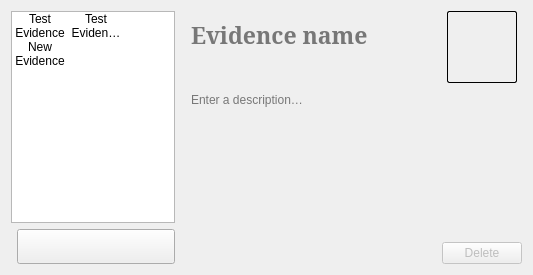
Before: the Qt Designer form resource/ui/evidence.ui in AttorneyOnline/AO2-Client, drawn with Qt 5.
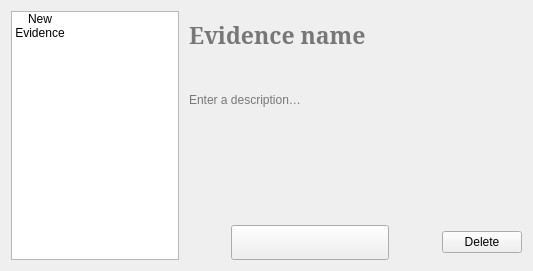
After: the same form once the commit is applied. The open tabs and pages were chosen to show the change. Icons and pictures are not drawn.

Commit message:
Fully working evidence pane
It works now. It works legit now.

Patch:
```diff
--- a/resource/ui/evidence.ui
+++ b/resource/ui/evidence.ui
@@ -14,37 +14,6 @@
    <string>Form</string>
   </property>
   <layout class="QGridLayout" name="gridLayout_2">
-   <item row="2" column="0" colspan="2" alignment="Qt::AlignHCenter">
-    <widget class="QPushButton" name="present_button">
-     <property name="sizePolicy">
-      <sizepolicy hsizetype="Fixed" vsizetype="Fixed">
-       <horstretch>0</horstretch>
-       <verstretch>0</verstretch>
-      </sizepolicy>
-     </property>
-     <property name="minimumSize">
-      <size>
-       <width>158</width>
-       <height>35</height>
-      </size>
-     </property>
-     <property name="styleSheet">
-      <string notr="true">QPushButton {
-  border-image: url(:/base/themes/default/present.png);
-}
-
-QPushButton:checked {
-  border-image: url(:/base/themes/default/present_disabled.png);
-}</string>
-     </property>
-     <property name="text">
-      <string/>
-     </property>
-     <property name="checkable">
-      <bool>true</bool>
-     </property>
-    </widget>
-   </item>
    <item row="0" column="2" rowspan="3">
     <widget class="QStackedWidget" name="pages">
      <property name="sizePolicy">
@@ -57,18 +26,6 @@
       <number>1</number>
      </property>
      <widget class="QWidget" name="evidence_info_page">
-      <property name="sizePolicy">
-       <sizepolicy hsizetype="MinimumExpanding" vsizetype="MinimumExpanding">
-        <horstretch>0</horstretch>
-        <verstretch>0</verstretch>
-       </sizepolicy>
-      </property>
-      <property name="maximumSize">
-       <size>
-        <width>335</width>
-        <height>253</height>
-       </size>
-      </property>
       <layout class="QHBoxLayout" name="horizontalLayout">
        <property name="leftMargin">
         <number>0</number>
@@ -143,48 +100,13 @@
            </property>
           </widget>
          </item>
-         <item row="3" column="1">
+         <item row="5" column="1">
           <widget class="QPushButton" name="delete_button">
-           <property name="enabled">
-            <bool>false</bool>
-           </property>
            <property name="text">
             <string>Delete</string>
            </property>
           </widget>
          </item>
-         <item row="0" column="1" alignment="Qt::AlignHCenter|Qt::AlignVCenter">
-          <widget class="QLabel" name="image">
-           <property name="sizePolicy">
-            <sizepolicy hsizetype="Fixed" vsizetype="Fixed">
-             <horstretch>0</horstretch>
-             <verstretch>0</verstretch>
-            </sizepolicy>
-           </property>
-           <property name="minimumSize">
-            <size>
-             <width>70</width>
-             <height>72</height>
-            </size>
-           </property>
-           <property name="cursor">
-            <cursorShape>PointingHandCursor</cursorShape>
-           </property>
-           <property name="styleSheet">
-            <string notr="true">border: 1px solid black;
-border-radius: 2px;</string>
-           </property>
-           <property name="frameShape">
-            <enum>QFrame::Box</enum>
-           </property>
-           <property name="text">
-            <string/>
-           </property>
-           <property name="scaledContents">
-            <bool>true</bool>
-           </property>
-          </widget>
-         </item>
          <item row="1" column="0" rowspan="2" colspan="2">
           <widget class="QPlainTextEdit" name="description">
            <property name="sizePolicy">
@@ -212,6 +134,67 @@
            </property>
           </widget>
          </item>
+         <item row="5" column="0">
+          <layout class="QHBoxLayout" name="horizontalLayout_3">
+           <item>
+            <widget class="QPushButton" name="present_button">
+             <property name="sizePolicy">
+              <sizepolicy hsizetype="Fixed" vsizetype="Fixed">
+               <horstretch>0</horstretch>
+               <verstretch>0</verstretch>
+              </sizepolicy>
+             </property>
+             <property name="minimumSize">
+              <size>
+               <width>158</width>
+               <height>35</height>
+              </size>
+             </property>
+             <property name="styleSheet">
+              <string notr="true">QPushButton {
+  border-image: url(:/base/themes/default/present.png);
+}
+
+QPushButton:checked {
+  border-image: url(:/base/themes/default/present_disabled.png);
+}</string>
+             </property>
+             <property name="text">
+              <string/>
+             </property>
+             <property name="checkable">
+              <bool>true</bool>
+             </property>
+            </widget>
+           </item>
+          </layout>
+         </item>
+         <item row="0" column="1">
+          <layout class="QHBoxLayout" name="horizontalLayout_4">
+           <item>
+            <widget class="QPushButton" name="image">
+             <property name="sizePolicy">
+              <sizepolicy hsizetype="MinimumExpanding" vsizetype="MinimumExpanding">
+               <horstretch>0</horstretch>
+               <verstretch>0</verstretch>
+              </sizepolicy>
+             </property>
+             <property name="minimumSize">
+              <size>
+               <width>70</width>
+               <height>72</height>
+              </size>
+             </property>
+             <property name="cursor">
+              <cursorShape>PointingHandCursor</cursorShape>
+             </property>
+             <property name="flat">
+              <bool>true</bool>
+             </property>
+            </widget>
+           </item>
+          </layout>
+         </item>
         </layout>
        </item>
       </layout>
@@ -229,7 +212,7 @@
      </widget>
     </widget>
    </item>
-   <item row="0" column="0" rowspan="2">
+   <item row="0" column="0" rowspan="3">
     <widget class="QListWidget" name="list">
      <property name="sizePolicy">
       <sizepolicy hsizetype="Expanding" vsizetype="Expanding">
@@ -255,24 +238,6 @@
      <property name="wordWrap">
       <bool>true</bool>
      </property>
-     <item>
-      <property name="text">
-       <string>Test Evidence</string>
-      </property>
-      <property name="icon">
-       <iconset>
-        <normaloff>../../base-full/evidence/5.png</normaloff>../../base-full/evidence/5.png</iconset>
-      </property>
-     </item>
-     <item>
-      <property name="text">
-       <string>Test Evidence 2: Electric Boogaloo</string>
-      </property>
-      <property name="icon">
-       <iconset>
-        <normaloff>../../base-full/evidence/lawyerbadge.png</normaloff>../../base-full/evidence/lawyerbadge.png</iconset>
-      </property>
-     </item>
      <item>
       <property name="text">
        <string>New Evidence</string>
```
Left out of the diff: 2 changed lines with no effect on the pictures. The commit also changes 3 other files.
